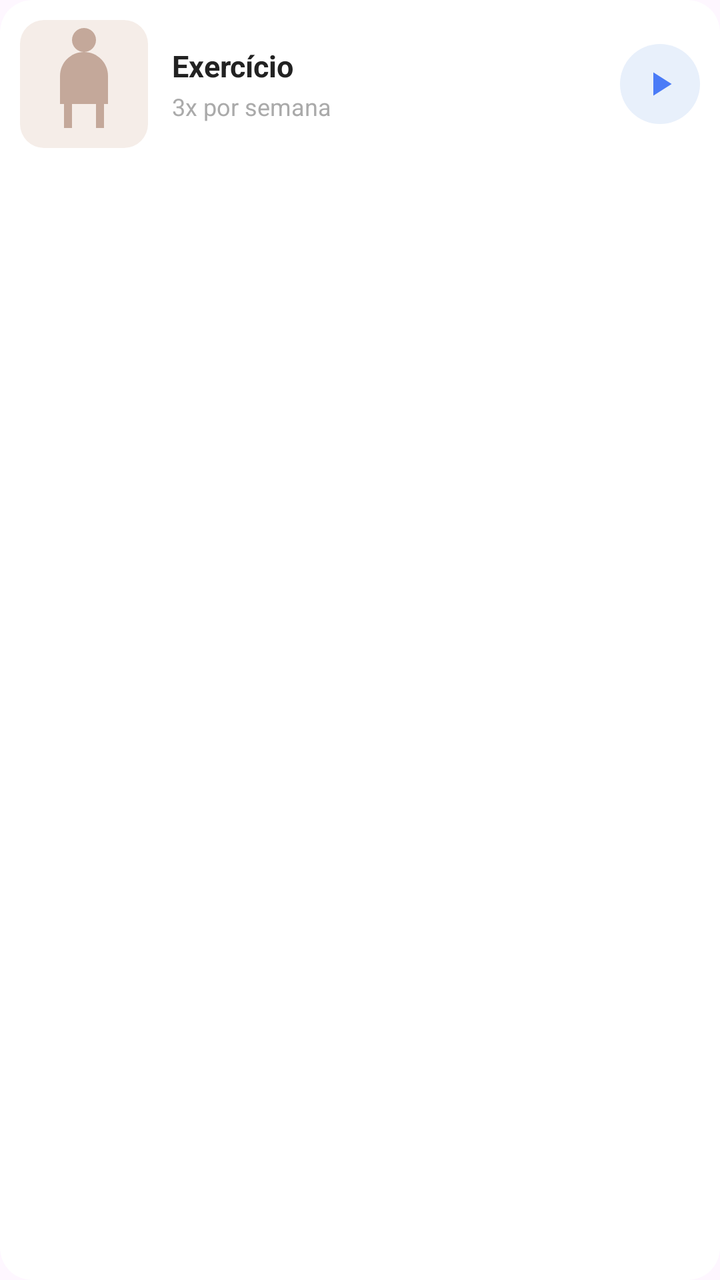
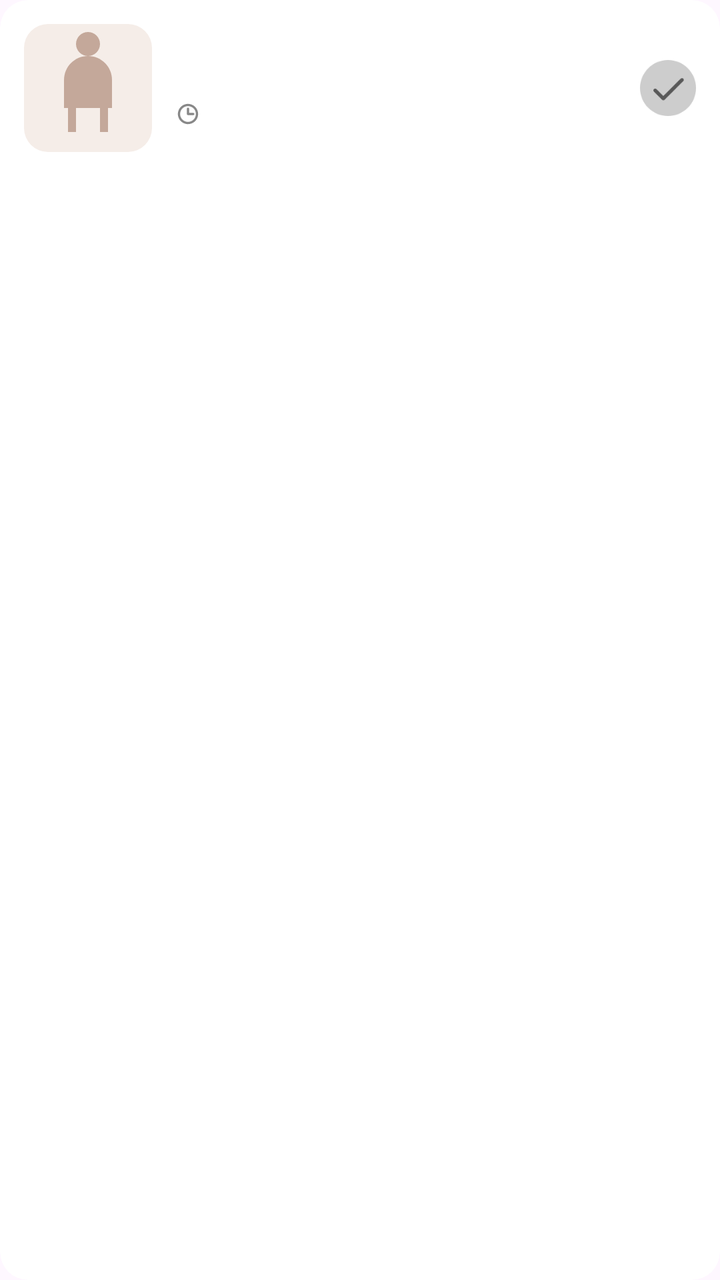

Compare the two renders of this Android layout. The source of the first and the diff that turns it into the second are given below.
<!-- AndroidManifest.xml: application theme Theme.MayaRPGApp -->
<!-- res/layout/item_exercise.xml -->
<?xml version="1.0" encoding="utf-8"?>
<androidx.cardview.widget.CardView
    xmlns:android="http://schemas.android.com/apk/res/android"
    xmlns:app="http://schemas.android.com/apk/res-auto"
    android:layout_width="match_parent"
    android:layout_height="wrap_content"
    android:layout_marginBottom="10dp"
    app:cardCornerRadius="16dp"
    app:cardElevation="0dp"
    app:cardBackgroundColor="#FFFFFF">

    <RelativeLayout
        android:layout_width="match_parent"
        android:layout_height="wrap_content"
        android:padding="10dp">

        <ImageView
            android:id="@+id/ivExerciseThumb"
            android:layout_width="64dp"
            android:layout_height="64dp"
            android:layout_alignParentStart="true"
            android:layout_centerVertical="true"
            android:scaleType="centerCrop"
            android:background="@drawable/bg_exercise_thumb"
            android:src="@drawable/ic_exercise_placeholder"
            android:contentDescription="Imagem do exercício" />

        <LinearLayout
            android:layout_width="match_parent"
            android:layout_height="wrap_content"
            android:layout_toEndOf="@id/ivExerciseThumb"
            android:layout_toStartOf="@+id/ivPlayBtn"
            android:layout_centerVertical="true"
            android:layout_marginStart="12dp"
            android:orientation="vertical">

            <TextView
                android:id="@+id/tvExerciseTitle"
                android:layout_width="wrap_content"
                android:layout_height="wrap_content"
                android:text="Exercício"
                android:textSize="15sp"
                android:textStyle="bold"
                android:textColor="#222222" />

            <TextView
                android:id="@+id/tvExerciseFrequency"
                android:layout_width="wrap_content"
                android:layout_height="wrap_content"
                android:text="3x por semana"
                android:textSize="12sp"
                android:textColor="#AAAAAA"
                android:layout_marginTop="2dp" />

        </LinearLayout>

        <ImageView
            android:id="@+id/ivPlayBtn"
            android:layout_width="40dp"
            android:layout_height="40dp"
            android:layout_alignParentEnd="true"
            android:layout_centerVertical="true"
            android:background="@drawable/bg_play_button"
            android:src="@drawable/ic_play_arrow"
            android:padding="10dp"
            android:contentDescription="Ver exercício" />

    </RelativeLayout>
</androidx.cardview.widget.CardView>
<!-- resources referenced by this layout -->
<resources>
  <!-- drawable bg_exercise_thumb (drawable) -->
  <?xml version="1.0" encoding="utf-8"?>
  <shape xmlns:android="http://schemas.android.com/apk/res/android"
      android:shape="rectangle">
      <solid android:color="#F5EDE8"/>
      <corners android:radius="12dp"/>
  </shape>
  <!-- drawable bg_play_button (drawable) -->
  <?xml version="1.0" encoding="utf-8"?>
  <shape xmlns:android="http://schemas.android.com/apk/res/android"
      android:shape="oval">
      <solid android:color="#E8F0FB"/>
  </shape>
  <!-- drawable ic_exercise_placeholder (drawable) -->
  <?xml version="1.0" encoding="utf-8"?>
  <vector xmlns:android="http://schemas.android.com/apk/res/android"
      android:width="64dp"
      android:height="64dp"
      android:viewportWidth="64"
      android:viewportHeight="64">
      
      <path
          android:fillColor="#C4A89A"
          android:pathData="M32,10m-6,0a6,6 0,1 1,12 0a6,6 0,1 1,-12 0"/>
      <path
          android:fillColor="#C4A89A"
          android:pathData="M20,28c0,-6.63 5.37,-12 12,-12s12,5.37 12,12v14H20z"/>
      <path
          android:fillColor="#C4A89A"
          android:pathData="M26,42v12h-4V42zM42,42v12h-4V42z"/>
  </vector>
  <!-- drawable ic_play_arrow (drawable) -->
  <?xml version="1.0" encoding="utf-8"?>
  <vector xmlns:android="http://schemas.android.com/apk/res/android"
      android:width="24dp"
      android:height="24dp"
      android:viewportWidth="24"
      android:viewportHeight="24">
      <path
          android:fillColor="#4A7BF7"
          android:pathData="M8,5v14l11,-7z"/>
  </vector>
  <style name="Theme.MayaRPGApp" parent="Base.Theme.MayaRPGApp" />
  <style name="Base.Theme.MayaRPGApp" parent="Theme.Material3.DayNight.NoActionBar">
          <item name="android:statusBarColor">@android:color/transparent</item>
      </style>
</resources>

<!-- the commit's change to res/layout/item_exercise.xml (unified diff, before → after) -->
@@ -5,15 +5,16 @@
     android:layout_width="match_parent"
     android:layout_height="wrap_content"
     android:layout_marginBottom="10dp"
-    app:cardCornerRadius="16dp"
+    app:cardCornerRadius="14dp"
     app:cardElevation="0dp"
     app:cardBackgroundColor="#FFFFFF">
 
     <RelativeLayout
         android:layout_width="match_parent"
         android:layout_height="wrap_content"
-        android:padding="10dp">
+        android:padding="12dp">
 
+        
         <ImageView
             android:id="@+id/ivExerciseThumb"
             android:layout_width="64dp"
@@ -25,11 +26,12 @@
             android:src="@drawable/ic_exercise_placeholder"
             android:contentDescription="Imagem do exercício" />
 
+        
         <LinearLayout
             android:layout_width="match_parent"
             android:layout_height="wrap_content"
             android:layout_toEndOf="@id/ivExerciseThumb"
-            android:layout_toStartOf="@+id/ivPlayBtn"
+            android:layout_toStartOf="@+id/ivCheckEstado"
             android:layout_centerVertical="true"
             android:layout_marginStart="12dp"
             android:orientation="vertical">
@@ -38,32 +40,43 @@
                 android:id="@+id/tvExerciseTitle"
                 android:layout_width="wrap_content"
                 android:layout_height="wrap_content"
-                android:text="Exercício"
                 android:textSize="15sp"
                 android:textStyle="bold"
-                android:textColor="#222222" />
+                android:textColor="#1A1A1A" />
 
-            <TextView
-                android:id="@+id/tvExerciseFrequency"
+            
+            <LinearLayout
                 android:layout_width="wrap_content"
                 android:layout_height="wrap_content"
-                android:text="3x por semana"
-                android:textSize="12sp"
-                android:textColor="#AAAAAA"
-                android:layout_marginTop="2dp" />
+                android:orientation="horizontal"
+                android:gravity="center_vertical"
+                android:layout_marginTop="6dp">
 
+                <ImageView
+                    android:layout_width="12dp"
+                    android:layout_height="12dp"
+                    android:src="@drawable/ic_exercicios_relogio"
+                    android:layout_marginEnd="4dp" />
+
+                <TextView
+                    android:id="@+id/tvExerciseFrequency"
+                    android:layout_width="wrap_content"
+                    android:layout_height="wrap_content"
+                    android:textSize="12sp"
+                    android:textColor="#888888" />
+
+            </LinearLayout>
         </LinearLayout>
 
+        
         <ImageView
-            android:id="@+id/ivPlayBtn"
-            android:layout_width="40dp"
-            android:layout_height="40dp"
+            android:id="@+id/ivCheckEstado"
+            android:layout_width="28dp"
+            android:layout_height="28dp"
             android:layout_alignParentEnd="true"
             android:layout_centerVertical="true"
-            android:background="@drawable/bg_play_button"
-            android:src="@drawable/ic_play_arrow"
-            android:padding="10dp"
-            android:contentDescription="Ver exercício" />
+            android:src="@drawable/ic_exercicios_checkcinza"
+            android:contentDescription="Status" />
 
     </RelativeLayout>
 </androidx.cardview.widget.CardView>
<!-- resource entries referenced after the edit -->
@@ -7,12 +7,30 @@
       <solid android:color="#F5EDE8"/>
       <corners android:radius="12dp"/>
   </shape>
-  <!-- drawable bg_play_button (drawable) -->
-  <?xml version="1.0" encoding="utf-8"?>
-  <shape xmlns:android="http://schemas.android.com/apk/res/android"
-      android:shape="oval">
-      <solid android:color="#E8F0FB"/>
-  </shape>
+  <!-- drawable ic_exercicios_checkcinza (drawable) -->
+  <vector xmlns:android="http://schemas.android.com/apk/res/android"
+      android:width="90dp"
+      android:height="90dp"
+      android:viewportWidth="90"
+      android:viewportHeight="90">
+    <path
+        android:pathData="M45,0L45,0A45,45 0,0 1,90 45L90,45A45,45 0,0 1,45 90L45,90A45,45 0,0 1,0 45L0,45A45,45 0,0 1,45 0z"
+        android:fillColor="#595959"
+        android:fillAlpha="0.3"/>
+    <path
+        android:pathData="M69.49,33.865L39.49,63.865C39.229,64.127 38.918,64.335 38.576,64.477C38.234,64.619 37.868,64.692 37.498,64.692C37.127,64.692 36.761,64.619 36.419,64.477C36.077,64.335 35.767,64.127 35.505,63.865L22.38,50.74C22.119,50.478 21.911,50.168 21.77,49.826C21.628,49.484 21.555,49.118 21.555,48.748C21.555,48.378 21.628,48.011 21.77,47.669C21.911,47.328 22.119,47.017 22.38,46.755C22.642,46.494 22.953,46.286 23.294,46.145C23.636,46.003 24.003,45.93 24.373,45.93C24.743,45.93 25.109,46.003 25.451,46.145C25.792,46.286 26.103,46.494 26.365,46.755L37.5,57.891L65.51,29.885C66.038,29.357 66.755,29.06 67.502,29.06C68.249,29.06 68.966,29.357 69.494,29.885C70.023,30.413 70.32,31.13 70.32,31.877C70.32,32.625 70.023,33.341 69.494,33.869L69.49,33.865Z"
+        android:fillColor="#595959"/>
+  </vector>
+  <!-- drawable ic_exercicios_relogio (drawable) -->
+  <vector xmlns:android="http://schemas.android.com/apk/res/android"
+      android:width="10dp"
+      android:height="10dp"
+      android:viewportWidth="10"
+      android:viewportHeight="10">
+    <path
+        android:pathData="M5,0.781C4.166,0.781 3.35,1.029 2.656,1.492C1.962,1.956 1.422,2.615 1.102,3.386C0.783,4.156 0.7,5.005 0.862,5.823C1.025,6.641 1.427,7.393 2.017,7.983C2.607,8.573 3.359,8.975 4.177,9.138C4.995,9.3 5.844,9.217 6.614,8.898C7.385,8.578 8.044,8.038 8.508,7.344C8.971,6.65 9.219,5.834 9.219,5C9.218,3.882 8.773,2.809 7.982,2.018C7.191,1.227 6.119,0.782 5,0.781ZM5,8.281C4.351,8.281 3.717,8.089 3.177,7.728C2.637,7.368 2.217,6.855 1.969,6.256C1.72,5.656 1.655,4.996 1.782,4.36C1.908,3.723 2.221,3.139 2.68,2.68C3.139,2.221 3.723,1.908 4.36,1.782C4.996,1.655 5.656,1.72 6.256,1.969C6.855,2.217 7.368,2.637 7.728,3.177C8.089,3.717 8.281,4.351 8.281,5C8.28,5.87 7.934,6.704 7.319,7.319C6.704,7.934 5.87,8.28 5,8.281ZM7.656,5C7.656,5.124 7.607,5.244 7.519,5.331C7.431,5.419 7.312,5.469 7.188,5.469H5C4.876,5.469 4.756,5.419 4.669,5.331C4.581,5.244 4.531,5.124 4.531,5V2.813C4.531,2.688 4.581,2.569 4.669,2.481C4.756,2.393 4.876,2.344 5,2.344C5.124,2.344 5.244,2.393 5.331,2.481C5.419,2.569 5.469,2.688 5.469,2.813V4.531H7.188C7.312,4.531 7.431,4.581 7.519,4.669C7.607,4.756 7.656,4.876 7.656,5Z"
+        android:fillColor="#888888"/>
+  </vector>
   <!-- drawable ic_exercise_placeholder (drawable) -->
   <?xml version="1.0" encoding="utf-8"?>
   <vector xmlns:android="http://schemas.android.com/apk/res/android"
@@ -31,17 +49,6 @@
           android:fillColor="#C4A89A"
           android:pathData="M26,42v12h-4V42zM42,42v12h-4V42z"/>
   </vector>
-  <!-- drawable ic_play_arrow (drawable) -->
-  <?xml version="1.0" encoding="utf-8"?>
-  <vector xmlns:android="http://schemas.android.com/apk/res/android"
-      android:width="24dp"
-      android:height="24dp"
-      android:viewportWidth="24"
-      android:viewportHeight="24">
-      <path
-          android:fillColor="#4A7BF7"
-          android:pathData="M8,5v14l11,-7z"/>
-  </vector>
   <style name="Theme.MayaRPGApp" parent="Base.Theme.MayaRPGApp" />
   <style name="Base.Theme.MayaRPGApp" parent="Theme.Material3.DayNight.NoActionBar">
           <item name="android:statusBarColor">@android:color/transparent</item>
